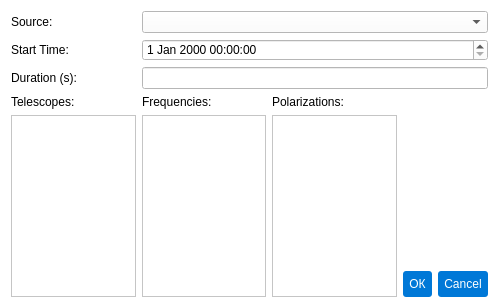
Above: pastrocore/gui_pyside/dialog_editor_scan.ui from Torward1024/pAstroCORE before the change. Below: the same form after it.
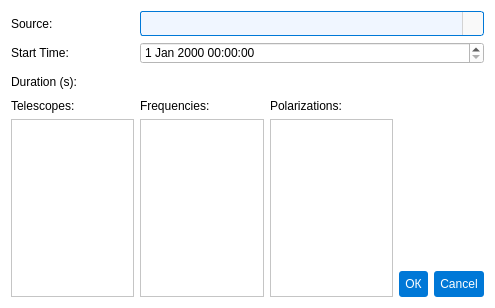
That is the form after the change. Icons and pictures are not drawn.

```diff
--- a/pastrocore/gui_pyside/dialog_editor_scan.ui
+++ b/pastrocore/gui_pyside/dialog_editor_scan.ui
@@ -6,7 +6,7 @@
    <rect>
     <x>0</x>
     <y>0</y>
-    <width>499</width>
+    <width>495</width>
     <height>308</height>
    </rect>
   </property>
@@ -108,13 +108,122 @@
     </widget>
    </item>
    <item row="2" column="1" colspan="4">
-    <widget class="QLineEdit" name="durationEdit"/>
+    <widget class="QLineEdit" name="durationEdit">
+     <property name="styleSheet">
+      <string notr="true">QLineEdit {
+    font-family: Arial;
+    font-size: 12pt;
+    color: #333333;
+    padding: 1px;
+    border-radius: 3px;
+}
+QLineEdit[readOnly=&quot;true&quot;] {
+    border: 1px solid #d3d3d3;
+    background-color: #f9f9f9;
+}
+QLineEdit[readOnly=&quot;false&quot;] {
+    border: 1px solid #0078d7;
+    background-color: #f0f6ff;
+}
+QLineEdit[readOnly=&quot;false&quot;]:hover {
+    border: 1px solid #1a8cff;
+}
+QLineEdit[readOnly=&quot;false&quot;]:focus {
+    border: 1px solid #005bb5;
+    background-color: #ffffff;
+}</string>
+     </property>
+    </widget>
    </item>
    <item row="1" column="1" colspan="4">
     <widget class="QDateTimeEdit" name="startTimeEdit"/>
    </item>
    <item row="0" column="1" colspan="4">
-    <widget class="QComboBox" name="sourceCombo"/>
+    <widget class="QComboBox" name="sourceCombo">
+     <property name="styleSheet">
+      <string notr="true">QComboBox {
+    font-family: Arial;
+    font-size: 12pt;
+    color: #333333;
+    padding: 1px;
+    border-radius: 3px;
+    background-color: #f9f9f9; /* Базовый фон, как у readOnly QLineEdit */
+    border: 1px solid #d3d3d3; /* Базовая граница, как у readOnly QLineEdit */
+}
+
+QComboBox:editable {
+    background-color: #f0f6ff; /* Фон для редактируемого состояния, как у readOnly=&quot;false&quot; */
+    border: 1px solid #0078d7; /* Граница для редактируемого состояния */
+}
+
+QComboBox:editable:hover {
+    border: 1px solid #1a8cff; /* Граница при наведении, как у readOnly=&quot;false&quot;:hover */
+}
+
+QComboBox:editable:focus {
+    border: 1px solid #005bb5; /* Граница при фокусе, как у readOnly=&quot;false&quot;:focus */
+    background-color: #ffffff; /* Фон при фокусе, как у readOnly=&quot;false&quot;:focus */
+}
+
+QComboBox:!editable {
+    background-color: #f0f6ff; /* Фон для редактируемого состояния, как у readOnly=&quot;false&quot; */
+    border: 1px solid #0078d7; /* Граница для редактируемого состояния */
+}
+
+QComboBox:!editable:hover {
+    border: 1px solid #1a8cff; /* Граница при наведении, как у readOnly=&quot;false&quot;:hover */
+}
+
+QComboBox:!editable:focus {
+    border: 1px solid #005bb5; /* Граница при фокусе, как у readOnly=&quot;false&quot;:focus */
+    background-color: #ffffff; /* Фон при фокусе, как у readOnly=&quot;false&quot;:focus */
+}
+
+/* Стилизация кнопки со стрелкой */
+QComboBox::drop-down {
+    subcontrol-origin: padding;
+    subcontrol-position: right;
+    width: 20px;
+    border-left: 1px solid #d3d3d3; /* Добавлена граница для визуального разделения */
+    border-top-right-radius: 3px;
+    border-bottom-right-radius: 3px;
+    background-color: #f9f9f9; /* Фон кнопки, совпадающий с основным */
+}
+
+QComboBox::drop-down:hover {
+    background-color: #0078d7; /* Лёгкое выделение при наведении */
+}
+
+QComboBox::down-arrow {
+    width: 12px;
+    height: 12px;
+    /* Стандартная стрелка Qt, если нет иконки */
+    /* Если есть иконка, раскомментируйте: */
+    /* image: url(:/icons/down_arrow.png); */
+}
+
+/* Стилизация выпадающего списка */
+QComboBox QAbstractItemView {
+    font-family: Arial;
+    font-size: 12pt;
+    color: #333333;
+    background-color: #ffffff;
+    border: 1px solid #d3d3d3;
+    selection-background-color: #0078d7;
+    selection-color: #ffffff;
+    padding: 1px;
+}
+
+QComboBox QAbstractItemView::item {
+    padding: 4px;
+    min-height: 20px;
+}
+
+QComboBox QAbstractItemView::item:hover {
+    background-color: #0078d7;
+}</string>
+     </property>
+    </widget>
    </item>
   </layout>
  </widget>
```
